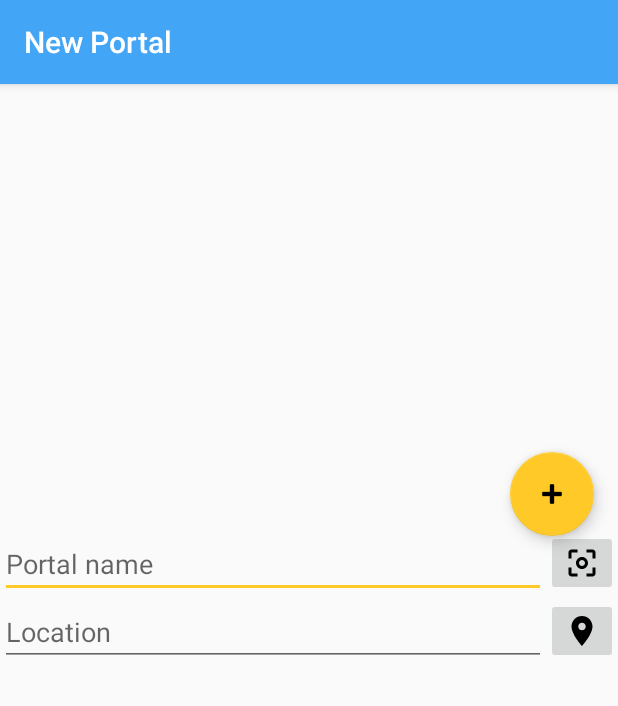
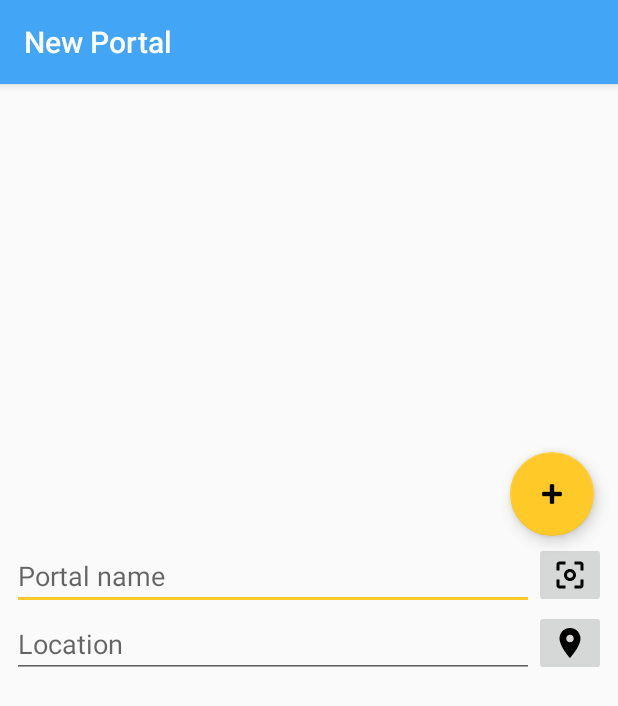
Before and after one commit to squabbi/IITK, an Android app: the NewPortalActivity screen opened directly, with no data from a screen before it, on a phone screen of 412 x 824 dp. Shown: the top 706 px of the screen. Run offline under Robolectric (Android 15) with nearby library versions, the phone set to English and light mode, and no system bars; plain views replace VerticalScrollParallaxImageView.

Commit message:
Adjusted padding for ParallaxImageView

```diff
--- a/app/src/main/res/layout/activity_new_portal.xml
+++ b/app/src/main/res/layout/activity_new_portal.xml
@@ -23,7 +23,7 @@
     <LinearLayout
         android:layout_width="match_parent"
         android:layout_height="match_parent"
-        android:orientation="vertical">
+        android:orientation="vertical" >
 
         <com.github.abdularis.piv.VerticalScrollParallaxImageView
             android:id="@+id/vertParallaxImageView"
@@ -36,7 +36,9 @@
             android:layout_height="0dp"
             android:layout_weight="0.6"
             android:orientation="vertical"
-            android:paddingTop="@dimen/fab_top_margin">
+            android:paddingTop="@dimen/fab_top_margin"
+            android:paddingLeft="@dimen/activity_padding"
+            android:paddingRight="@dimen/activity_padding">
 
             <LinearLayout
                 android:layout_width="match_parent"
--- a/app/src/main/res/values/dimens.xml
+++ b/app/src/main/res/values/dimens.xml
@@ -1,5 +1,5 @@
 <resources>
     <dimen name="fab_margin">16dp</dimen>
-    <dimen name="fab_top_margin">24dp</dimen>
+    <dimen name="fab_top_margin">32dp</dimen>
     <dimen name="activity_padding">8dp</dimen>
 </resources>
```
